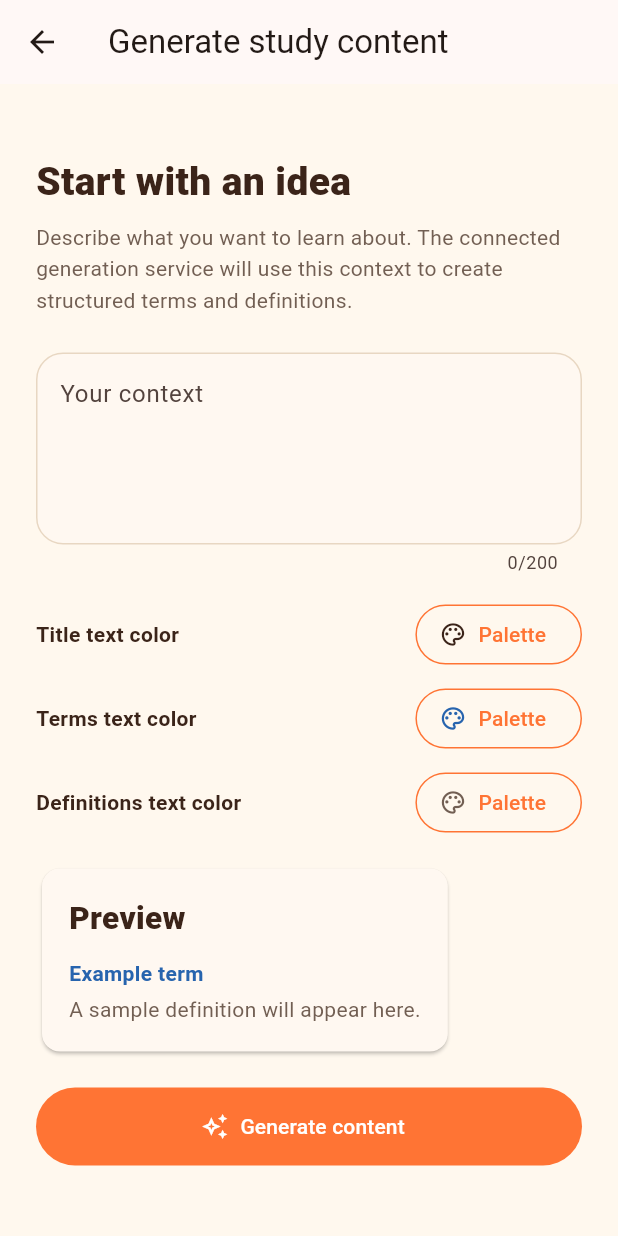
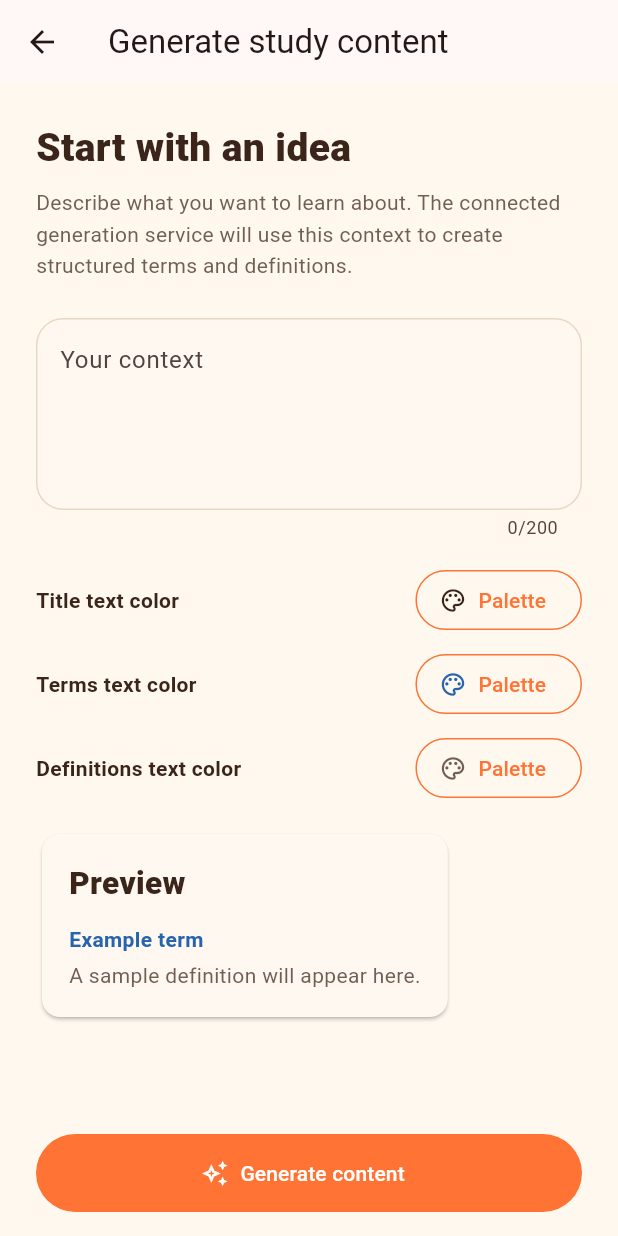
Before and after one commit to JohnAcobera/Thesis-repo-renew, a Flutter app: the ContextContentScreen screen opened directly, on a phone screen of 412 x 824 dp. Run offline on Flutter 3.47's test engine with Material 3 defaults, Android fonts, the phone set to English and light mode, and no system bars; our stand-ins replace file_picker, flutter_secure_storage, pdf, printing, supabase_flutter; accounts and stored records are empty; Roboto replaces fonts that are missing (sans).

Commit message:
Align handout client with prose-first output
Accept the revised Edge Function response, including prose-only subsections and optional takeaways, and keep long handout previews scrollable without losing access to the actions.

Co-authored-by: Copilot <223556219+Copilot@users.noreply.github.com>

```diff
--- a/lib/screens/context_content_screen.dart
+++ b/lib/screens/context_content_screen.dart
@@ -169,11 +169,13 @@ class _ContextContentScreenState extends State<ContextContentScreen> {
   @override
   Widget build(BuildContext context) => Scaffold(
     appBar: AppBar(title: const Text('Generate study content')),
-    body: Center(
+    body: LayoutBuilder(
+      builder: (context, constraints) => Center(
+        child: SizedBox(
+          width: constraints.maxWidth.clamp(0.0, 760.0).toDouble(),
+          height: constraints.maxHeight,
           child: SingleChildScrollView(
             padding: const EdgeInsets.all(24),
-        child: ConstrainedBox(
-          constraints: const BoxConstraints(maxWidth: 760),
             child: Column(
               crossAxisAlignment: CrossAxisAlignment.start,
               children: [
@@ -251,7 +253,8 @@ class _ContextContentScreenState extends State<ContextContentScreen> {
                   onTap: () => _chooseColor(
                     label: 'Definitions',
                     selectedColor: _definitionsColor,
-                  onSelected: (color) => _updateStyle(definitionsColor: color),
+                    onSelected: (color) =>
+                        _updateStyle(definitionsColor: color),
                   ),
                 ),
                 const SizedBox(height: 12),
@@ -289,8 +292,33 @@ class _ContextContentScreenState extends State<ContextContentScreen> {
                     ),
                   )
                 else
-                _GeneratedHandoutPreview(handout: _handout!),
-              const SizedBox(height: 20),
+                  SizedBox(
+                    height: (MediaQuery.sizeOf(context).height * 0.38)
+                        .clamp(160.0, 360.0)
+                        .toDouble(),
+                    child: SingleChildScrollView(
+                      key: const ValueKey('generated-handout-scroll'),
+                      child: _GeneratedHandoutPreview(handout: _handout!),
+                    ),
+                  ),
+              ],
+            ),
+          ),
+        ),
+      ),
+    ),
+    bottomNavigationBar: SafeArea(
+      top: false,
+      child: Padding(
+        padding: const EdgeInsets.fromLTRB(24, 8, 24, 16),
+        child: Align(
+          alignment: Alignment.center,
+          heightFactor: 1,
+          child: ConstrainedBox(
+            constraints: const BoxConstraints(maxWidth: 760),
+            child: Column(
+              mainAxisSize: MainAxisSize.min,
+              children: [
                 SizedBox(
                   width: double.infinity,
                   height: 52,
@@ -331,6 +359,7 @@ class _ContextContentScreenState extends State<ContextContentScreen> {
                   ),
                 ],
               ],
+            ),
           ),
         ),
       ),
@@ -441,6 +470,7 @@ class _GeneratedHandoutPreview extends StatelessWidget {
               style: TextStyle(color: handout.style.definitionsColor),
             ),
           ],
+          if (handout.keyTakeaways.isNotEmpty) ...[
             const SizedBox(height: 18),
             Text(
               'Key takeaways',
@@ -461,6 +491,7 @@ class _GeneratedHandoutPreview extends StatelessWidget {
                   ],
                 ),
               ),
+          ],
         ],
       ),
     ),
--- a/lib/services/handout_pdf_exporter.dart
+++ b/lib/services/handout_pdf_exporter.dart
@@ -175,6 +175,7 @@ class PrintingHandoutPdfExporter implements HandoutPdfExporter {
                 ],
               ),
             ),
+          if (handout.keyTakeaways.isNotEmpty) ...[
             pw.Header(
               level: 1,
               child: pw.Text(
@@ -203,6 +204,7 @@ class PrintingHandoutPdfExporter implements HandoutPdfExporter {
                 ),
               ),
           ],
+        ],
       ),
     );
 
```
Also changed, not shown: lib/services/handout_service.dart (+19 -10 lines), 4 other files. Lines whose indentation alone changed are shown as unchanged.
